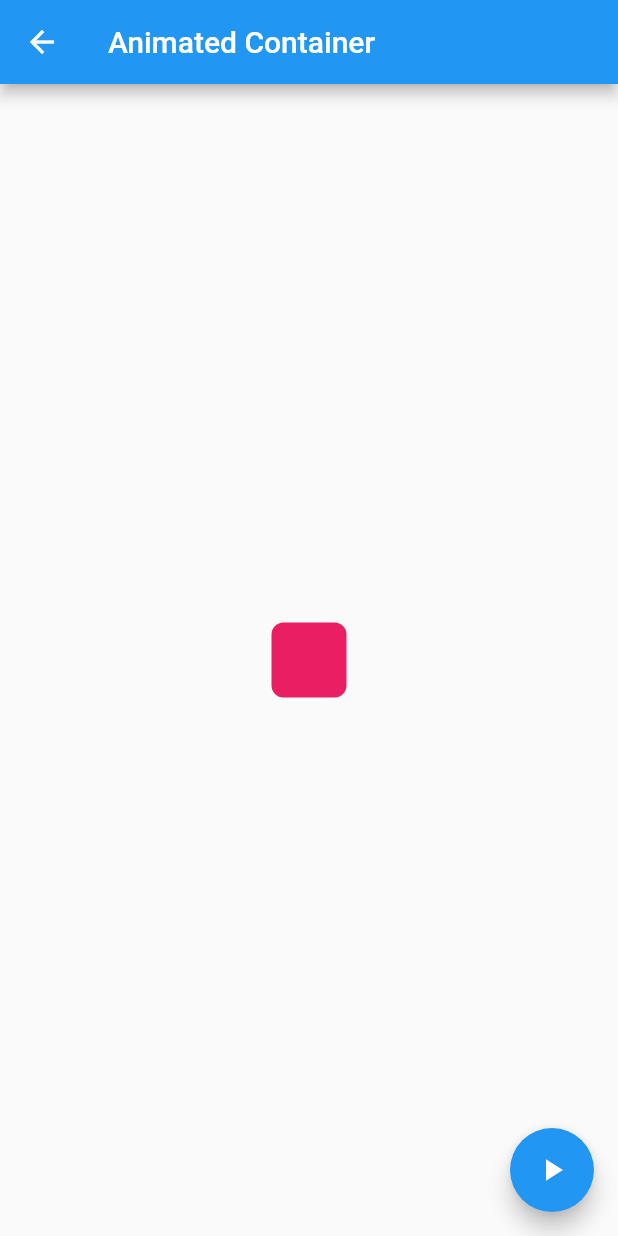
After one commit to JavierSLX/CursoFlutter, a Flutter app: the AnimatedContainerPage screen opened by its route, on a phone screen of 412 x 824 dp. The commit adds this screen. Run offline on Flutter 3.47's test engine with Material 2 defaults, Android fonts, the phone set to English and light mode, and no system bars.

```diff
--- /dev/null
+++ b/04_ComponentesFlutter/componentes/lib/src/pages/animated_container.dart
@@ -0,0 +1,61 @@
+import 'dart:math';
+
+import 'package:flutter/material.dart';
+
+class AnimatedContainerPage extends StatefulWidget {
+  @override
+  _AnimatedContainerPageState createState() => _AnimatedContainerPageState();
+}
+
+class _AnimatedContainerPageState extends State<AnimatedContainerPage> {
+
+  //Variables de las propiedades que cambiarán
+  double _witdh = 50.0;
+  double _height = 50.0;
+  Color _color = Colors.pink;
+  BorderRadiusGeometry _borderRadius = BorderRadius.circular(8.0);
+
+  @override
+  Widget build(BuildContext context) {
+    return Scaffold(
+      appBar: AppBar(
+        title: Text("Animated Container"),
+      ),
+      body: Center(
+        //Define las propiedades del contenedor como sus medidas, su tipo de borde y su color
+        child: AnimatedContainer(
+          width: _witdh,
+          height: _height,
+          //Tiempo de la animación de la transicion
+          duration: Duration(seconds: 1),
+          //La animacion sale rapido y entra lento
+          curve: Curves.fastOutSlowIn,
+          decoration: BoxDecoration(
+            borderRadius: _borderRadius,
+            color: _color
+          ),
+        )
+      ),
+      floatingActionButton: FloatingActionButton(
+        child: Icon(Icons.play_arrow),
+        //Cambia sus propiedades cuando se presiona el boton
+        onPressed: (){
+          //Genera numeros aleatorios
+          final random = Random();
+
+          //Redibuja el scaffold
+          setState((){
+            _witdh = random.nextInt(300).toDouble();
+            _height = random.nextInt(300).toDouble();
+
+            //Color random
+            _color = Color.fromRGBO(random.nextInt(255), random.nextInt(255), random.nextInt(255), 1);
+
+            //Borde random
+            _borderRadius = BorderRadius.circular(random.nextInt(100).toDouble());
+          });
+        },
+      ),
+    );
+  }
+}
--- a/04_ComponentesFlutter/componentes/lib/src/pages/home_page.dart
+++ b/04_ComponentesFlutter/componentes/lib/src/pages/home_page.dart
@@ -1,4 +1,3 @@
-import 'package:componentes/src/pages/alert_page.dart';
 import 'package:componentes/src/providers/menu_provider.dart';
 import 'package:componentes/src/utils/icono_string_util.dart';
 import 'package:flutter/material.dart';
--- a/04_ComponentesFlutter/componentes/lib/src/utils/icono_string_util.dart
+++ b/04_ComponentesFlutter/componentes/lib/src/utils/icono_string_util.dart
@@ -4,6 +4,8 @@ final _icons = <String, IconData>{
   "add_alert": Icons.add_alert,
   "accessibility": Icons.accessibility,
   "folder_open": Icons.folder_open,
+  "donut_large": Icons.donut_large,
+  "input": Icons.input
 };
 
 //Obtiene un widget de icono a partir de un nombre
--- a/04_ComponentesFlutter/componentes/pubspec.yaml
+++ b/04_ComponentesFlutter/componentes/pubspec.yaml
@@ -42,8 +42,8 @@ flutter:
 
   # To add assets to your application, add an assets section, like this:
   assets:
-  - data/menu_opts.json
-  #  - images/a_dot_ham.jpeg
+    - data/menu_opts.json
+    - assets/
 
   # An image asset can refer to one or more resolution-specific "variants", see
   # https://flutter.dev/assets-and-images/#resolution-aware.
```
Also changed, not shown: 04_ComponentesFlutter/componentes/data/menu_opts.json (+10 -0 lines), 04_ComponentesFlutter/componentes/lib/main.dart (+3 -4 lines), 04_ComponentesFlutter/componentes/lib/src/pages/alert_page.dart (+52 -0 lines), 04_ComponentesFlutter/componentes/lib/src/pages/avatar_page.dart (+27 -0 lines), 04_ComponentesFlutter/componentes/lib/src/pages/card_page.dart (added, +122 -0 lines), 04_ComponentesFlutter/componentes/lib/src/pages/input_page.dart (added, +67 -0 lines), 04_ComponentesFlutter/componentes/lib/src/routes/routes.dart (+7 -1 lines), 04_ComponentesFlutter/componentes/assets/jar-loading.gif (added).
